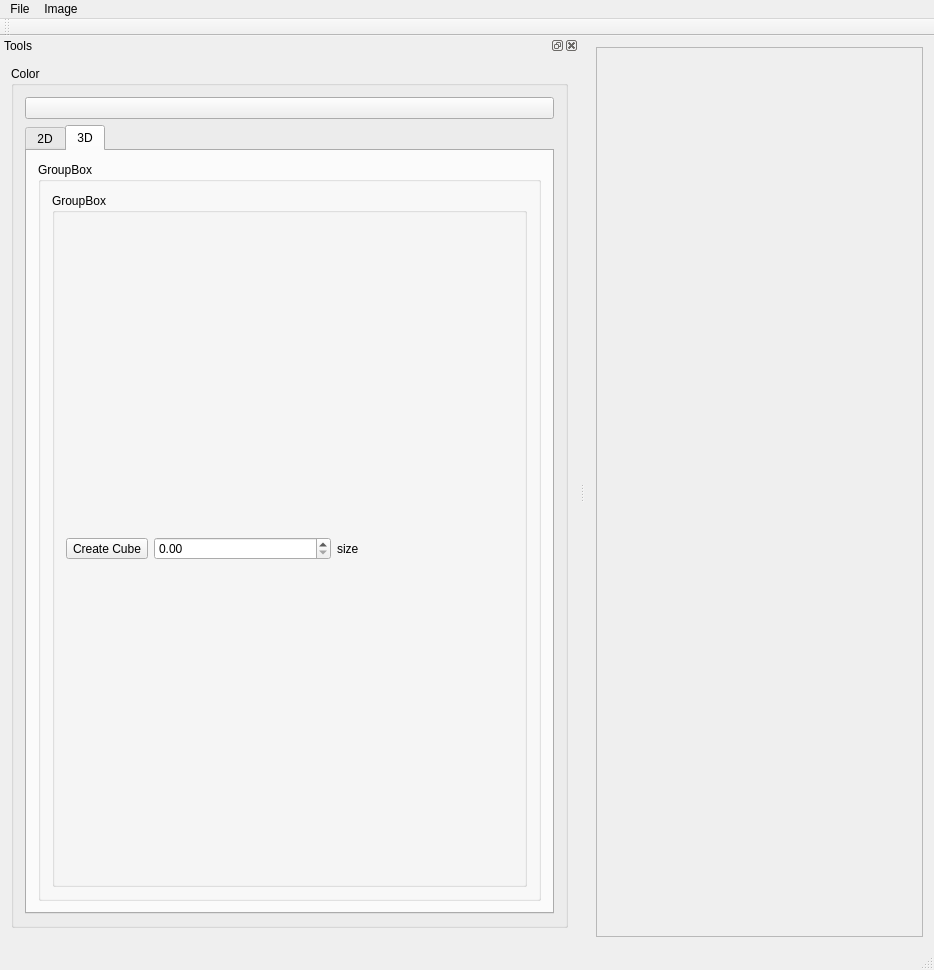
Qt form src/ImageViewer.ui (bozhenakv555/pg_ImageViewer) before a commit.
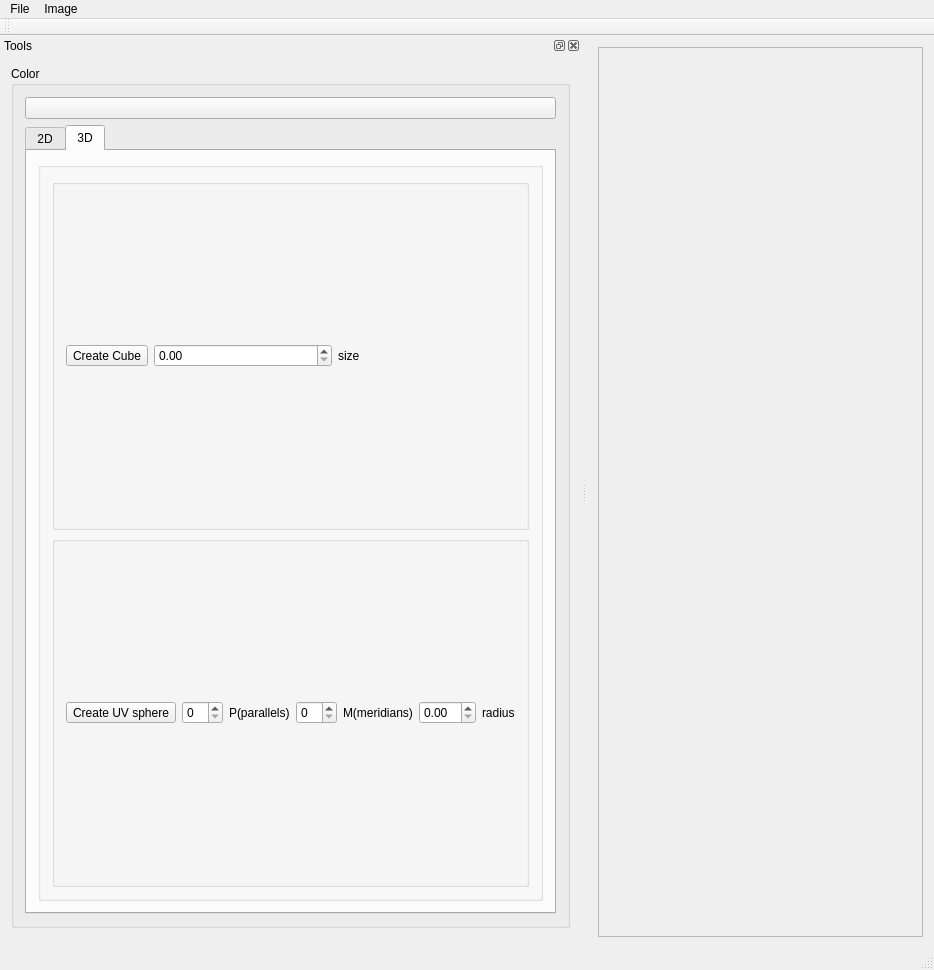
The same form after that commit.

Commit message: Implemented UV sphere triangulation and UI integration, successfully tested VTK output in ParaView.

The edit to the form file:
```diff
--- a/src/ImageViewer.ui
+++ b/src/ImageViewer.ui
@@ -25,7 +25,7 @@
         <rect>
          <x>0</x>
          <y>0</y>
-         <width>360</width>
+         <width>356</width>
          <height>890</height>
         </rect>
        </property>
@@ -512,13 +512,13 @@
             <item>
              <widget class="QGroupBox" name="groupBox_16">
               <property name="title">
-               <string>GroupBox</string>
+               <string/>
               </property>
               <layout class="QGridLayout" name="gridLayout_5">
                <item row="0" column="0">
                 <widget class="QGroupBox" name="groupBox_17">
                  <property name="title">
-                  <string>GroupBox</string>
+                  <string/>
                  </property>
                  <layout class="QHBoxLayout" name="horizontalLayout_12">
                   <item>
@@ -541,6 +541,52 @@
                  </layout>
                 </widget>
                </item>
+               <item row="1" column="0">
+                <widget class="QGroupBox" name="groupBox_18">
+                 <property name="title">
+                  <string/>
+                 </property>
+                 <layout class="QHBoxLayout" name="horizontalLayout_13">
+                  <item>
+                   <widget class="QToolButton" name="tbCreateUVSphere">
+                    <property name="text">
+                     <string>Create UV sphere</string>
+                    </property>
+                   </widget>
+                  </item>
+                  <item>
+                   <widget class="QSpinBox" name="sbParallels"/>
+                  </item>
+                  <item>
+                   <widget class="QLabel" name="label_7">
+                    <property name="text">
+                     <string>P(parallels)</string>
+                    </property>
+                   </widget>
+                  </item>
+                  <item>
+                   <widget class="QSpinBox" name="sbMeridians"/>
+                  </item>
+                  <item>
+                   <widget class="QLabel" name="label_8">
+                    <property name="text">
+                     <string>M(meridians)</string>
+                    </property>
+                   </widget>
+                  </item>
+                  <item>
+                   <widget class="QDoubleSpinBox" name="dsbRadius"/>
+                  </item>
+                  <item>
+                   <widget class="QLabel" name="label_9">
+                    <property name="text">
+                     <string>radius</string>
+                    </property>
+                   </widget>
+                  </item>
+                 </layout>
+                </widget>
+               </item>
               </layout>
              </widget>
             </item>
```
The commit also changes 4 other files.
